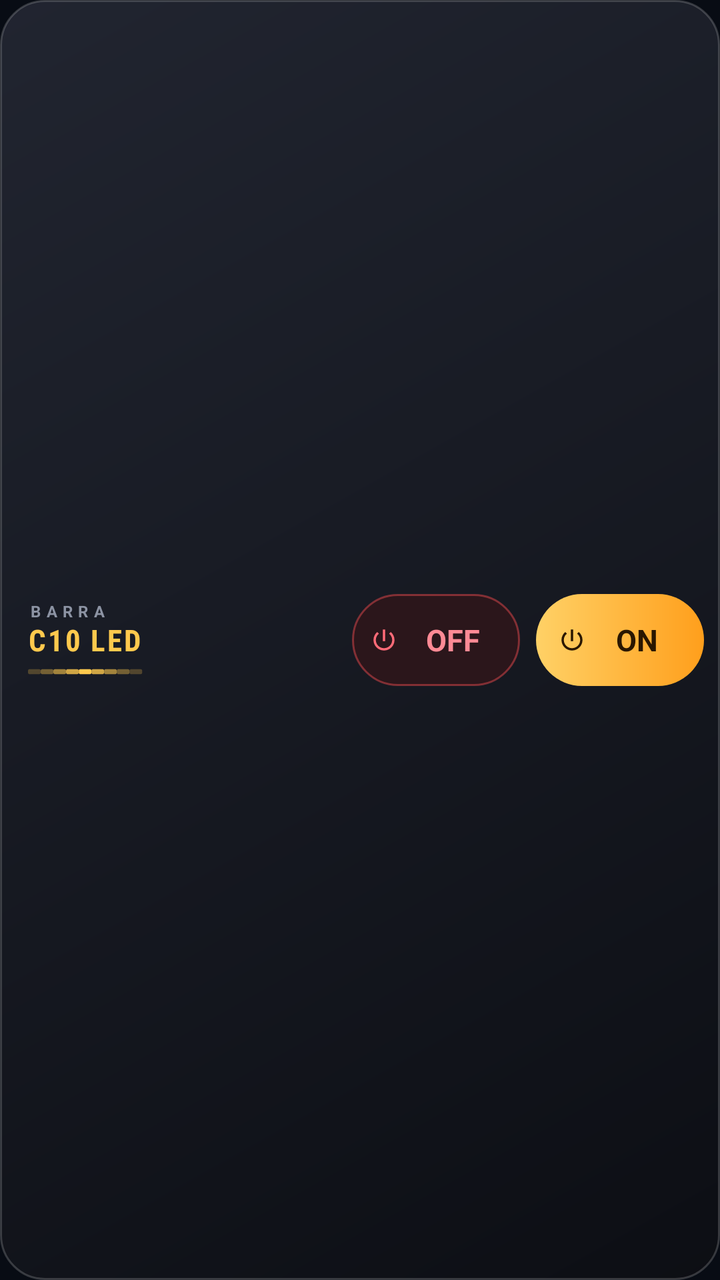
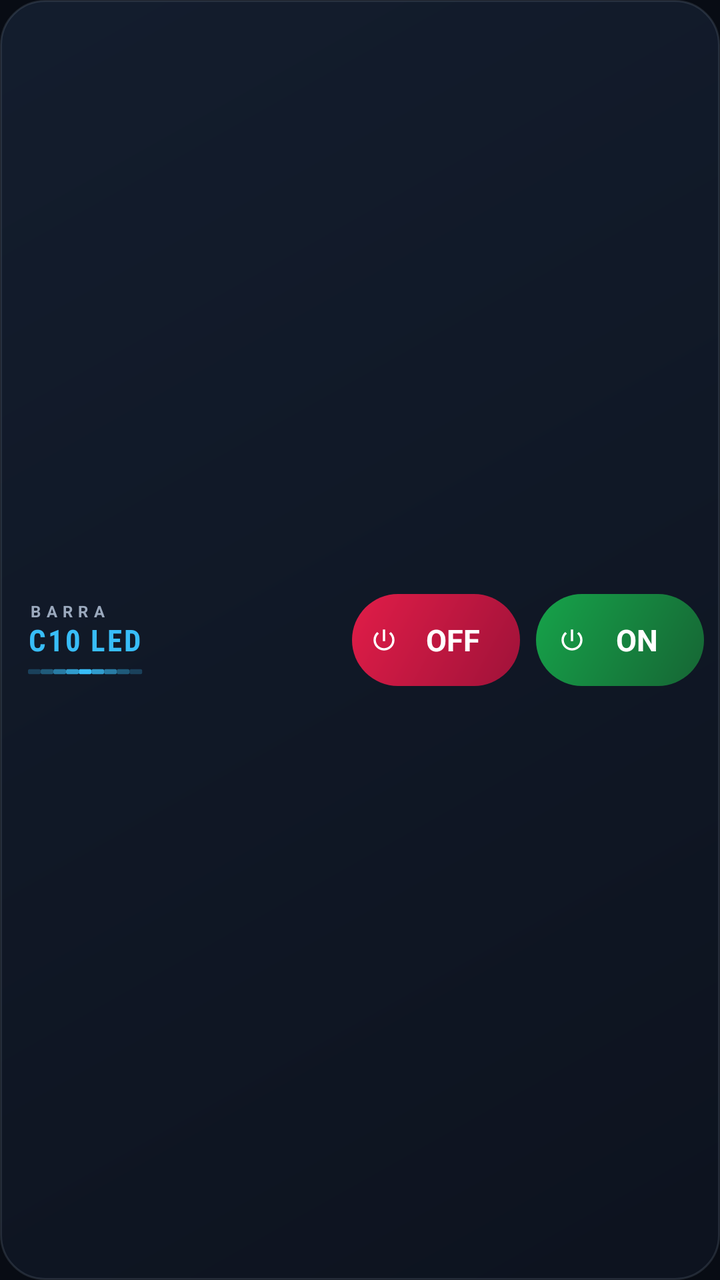

The first picture is an Android layout as it rendered before a commit; the second is the same layout after the commit. The layout source and the unified diff follow.
<!-- AndroidManifest.xml: application theme Theme.C10Led -->
<!-- res/layout/widget_c10.xml -->
<?xml version="1.0" encoding="utf-8"?>
<LinearLayout xmlns:android="http://schemas.android.com/apk/res/android"
    android:layout_width="match_parent"
    android:layout_height="match_parent"
    android:orientation="horizontal"
    android:gravity="center_vertical"
    android:background="@drawable/w_bg_fondo"
    android:paddingStart="14dp"
    android:paddingEnd="8dp"
    android:paddingTop="6dp"
    android:paddingBottom="6dp">

    <LinearLayout
        android:layout_width="0dp"
        android:layout_height="wrap_content"
        android:layout_weight="1"
        android:orientation="vertical">

        <TextView
            android:layout_width="wrap_content"
            android:layout_height="wrap_content"
            android:text="BARRA"
            android:textColor="#8C93A3"
            android:textSize="8sp"
            android:textStyle="bold"
            android:letterSpacing="0.35"
            android:includeFontPadding="false" />

        <TextView
            android:layout_width="wrap_content"
            android:layout_height="wrap_content"
            android:text="C10 LED"
            android:textColor="#FFC94D"
            android:textSize="15sp"
            android:textStyle="bold"
            android:fontFamily="sans-serif-condensed"
            android:letterSpacing="0.06"
            android:includeFontPadding="false"
            android:layout_marginTop="1dp" />

        <ImageView
            android:layout_width="58dp"
            android:layout_height="5dp"
            android:layout_marginTop="4dp"
            android:scaleType="fitXY"
            android:src="@drawable/w_tira_leds" />
    </LinearLayout>

    <TextView
        android:id="@+id/w_off"
        android:layout_width="84dp"
        android:layout_height="46dp"
        android:layout_marginEnd="8dp"
        android:background="@drawable/w_bg_off"
        android:gravity="center"
        android:drawableStart="@drawable/w_ic_power_off"
        android:drawablePadding="4dp"
        android:paddingStart="9dp"
        android:paddingEnd="10dp"
        android:text="OFF"
        android:textColor="#FF8A95"
        android:textSize="15sp"
        android:textStyle="bold" />

    <TextView
        android:id="@+id/w_on"
        android:layout_width="84dp"
        android:layout_height="46dp"
        android:background="@drawable/w_bg_on"
        android:gravity="center"
        android:drawableStart="@drawable/w_ic_power_on"
        android:drawablePadding="4dp"
        android:paddingStart="11dp"
        android:paddingEnd="12dp"
        android:text="ON"
        android:textColor="#2A1700"
        android:textSize="15sp"
        android:textStyle="bold" />
</LinearLayout>
<!-- resources referenced by this layout -->
<resources>
  <!-- drawable w_bg_fondo (drawable) -->
  <?xml version="1.0" encoding="utf-8"?>
  <shape xmlns:android="http://schemas.android.com/apk/res/android" android:shape="rectangle">
      <gradient android:angle="315" android:startColor="#F0222631" android:endColor="#F00C0E13" />
      <stroke android:width="1dp" android:color="#2EFFFFFF" />
      <corners android:radius="22dp" />
  </shape>
  <!-- drawable w_bg_off (drawable) -->
  <?xml version="1.0" encoding="utf-8"?>
  <shape xmlns:android="http://schemas.android.com/apk/res/android" android:shape="rectangle">
      <solid android:color="#2B161B" />
      <stroke android:width="1dp" android:color="#80E5484D" />
      <corners android:radius="23dp" />
  </shape>
  <!-- drawable w_bg_on (drawable) -->
  <?xml version="1.0" encoding="utf-8"?>
  <shape xmlns:android="http://schemas.android.com/apk/res/android" android:shape="rectangle">
      <gradient android:angle="0" android:startColor="#FFD166" android:endColor="#FF9F1C" />
      <corners android:radius="23dp" />
  </shape>
  <!-- drawable w_ic_power_off (drawable) -->
  <?xml version="1.0" encoding="utf-8"?>
  <vector xmlns:android="http://schemas.android.com/apk/res/android"
      android:width="14dp" android:height="14dp"
      android:viewportWidth="24" android:viewportHeight="24">
      <path android:fillColor="#FF6B78" android:pathData="M13,3h-2v10h2L13,3zM17.83,5.17l-1.42,1.42C17.99,7.86 19,9.81 19,12c0,3.87 -3.13,7 -7,7s-7,-3.13 -7,-7c0,-2.19 1.01,-4.14 2.58,-5.42L6.17,5.17C4.23,6.82 3,9.26 3,12c0,4.97 4.03,9 9,9s9,-4.03 9,-9c0,-2.74 -1.23,-5.18 -3.17,-6.83z" />
  </vector>
  <!-- drawable w_ic_power_on (drawable) -->
  <?xml version="1.0" encoding="utf-8"?>
  <vector xmlns:android="http://schemas.android.com/apk/res/android"
      android:width="14dp" android:height="14dp"
      android:viewportWidth="24" android:viewportHeight="24">
      <path android:fillColor="#2A1700" android:pathData="M13,3h-2v10h2L13,3zM17.83,5.17l-1.42,1.42C17.99,7.86 19,9.81 19,12c0,3.87 -3.13,7 -7,7s-7,-3.13 -7,-7c0,-2.19 1.01,-4.14 2.58,-5.42L6.17,5.17C4.23,6.82 3,9.26 3,12c0,4.97 4.03,9 9,9s9,-4.03 9,-9c0,-2.74 -1.23,-5.18 -3.17,-6.83z" />
  </vector>
  <!-- drawable w_tira_leds (drawable) -->
  <?xml version="1.0" encoding="utf-8"?>
  <vector xmlns:android="http://schemas.android.com/apk/res/android"
      android:width="64dp" android:height="6dp"
      android:viewportWidth="64" android:viewportHeight="6">
      <path android:fillColor="#40FFC94D" android:pathData="M1,1.5h5a1,1 0,0 1,1,1v1a1,1 0,0 1,-1,1h-5a1,1 0,0 1,-1,-1v-1a1,1 0,0 1,1,-1z" />
      <path android:fillColor="#66FFC94D" android:pathData="M8,1.5h5a1,1 0,0 1,1,1v1a1,1 0,0 1,-1,1h-5a1,1 0,0 1,-1,-1v-1a1,1 0,0 1,1,-1z" />
      <path android:fillColor="#99FFC94D" android:pathData="M15,1.5h5a1,1 0,0 1,1,1v1a1,1 0,0 1,-1,1h-5a1,1 0,0 1,-1,-1v-1a1,1 0,0 1,1,-1z" />
      <path android:fillColor="#CCFFC94D" android:pathData="M22,1.5h5a1,1 0,0 1,1,1v1a1,1 0,0 1,-1,1h-5a1,1 0,0 1,-1,-1v-1a1,1 0,0 1,1,-1z" />
      <path android:fillColor="#FFFFC94D" android:pathData="M29,1.5h5a1,1 0,0 1,1,1v1a1,1 0,0 1,-1,1h-5a1,1 0,0 1,-1,-1v-1a1,1 0,0 1,1,-1z" />
      <path android:fillColor="#CCFFC94D" android:pathData="M36,1.5h5a1,1 0,0 1,1,1v1a1,1 0,0 1,-1,1h-5a1,1 0,0 1,-1,-1v-1a1,1 0,0 1,1,-1z" />
      <path android:fillColor="#99FFC94D" android:pathData="M43,1.5h5a1,1 0,0 1,1,1v1a1,1 0,0 1,-1,1h-5a1,1 0,0 1,-1,-1v-1a1,1 0,0 1,1,-1z" />
      <path android:fillColor="#66FFC94D" android:pathData="M50,1.5h5a1,1 0,0 1,1,1v1a1,1 0,0 1,-1,1h-5a1,1 0,0 1,-1,-1v-1a1,1 0,0 1,1,-1z" />
      <path android:fillColor="#40FFC94D" android:pathData="M57,1.5h5a1,1 0,0 1,1,1v1a1,1 0,0 1,-1,1h-5a1,1 0,0 1,-1,-1v-1a1,1 0,0 1,1,-1z" />
  </vector>
  <style name="Theme.C10Led" parent="android:Theme.Material.NoActionBar">
          <item name="android:statusBarColor">#080C14</item>
          <item name="android:navigationBarColor">#080C14</item>
          <item name="android:windowBackground">#080C14</item>
      </style>
</resources>

<!-- the commit's change to res/layout/widget_c10.xml (unified diff, before → after) -->
@@ -20,7 +20,7 @@
             android:layout_width="wrap_content"
             android:layout_height="wrap_content"
             android:text="BARRA"
-            android:textColor="#8C93A3"
+            android:textColor="#9BA9BD"
             android:textSize="8sp"
             android:textStyle="bold"
             android:letterSpacing="0.35"
@@ -30,7 +30,7 @@
             android:layout_width="wrap_content"
             android:layout_height="wrap_content"
             android:text="C10 LED"
-            android:textColor="#FFC94D"
+            android:textColor="#38BDF8"
             android:textSize="15sp"
             android:textStyle="bold"
             android:fontFamily="sans-serif-condensed"
@@ -58,7 +58,7 @@
         android:paddingStart="9dp"
         android:paddingEnd="10dp"
         android:text="OFF"
-        android:textColor="#FF8A95"
+        android:textColor="#FFFFFF"
         android:textSize="15sp"
         android:textStyle="bold" />
 
@@ -73,7 +73,7 @@
         android:paddingStart="11dp"
         android:paddingEnd="12dp"
         android:text="ON"
-        android:textColor="#2A1700"
+        android:textColor="#FFFFFF"
         android:textSize="15sp"
         android:textStyle="bold" />
 </LinearLayout>
<!-- resource entries referenced after the edit -->
@@ -3,21 +3,20 @@
   <!-- drawable w_bg_fondo (drawable) -->
   <?xml version="1.0" encoding="utf-8"?>
   <shape xmlns:android="http://schemas.android.com/apk/res/android" android:shape="rectangle">
-      <gradient android:angle="315" android:startColor="#F0222631" android:endColor="#F00C0E13" />
-      <stroke android:width="1dp" android:color="#2EFFFFFF" />
+      <gradient android:angle="315" android:startColor="#F7131D2E" android:endColor="#FA0C121E" />
+      <stroke android:width="1dp" android:color="#2B94A3B8" />
       <corners android:radius="22dp" />
   </shape>
   <!-- drawable w_bg_off (drawable) -->
   <?xml version="1.0" encoding="utf-8"?>
   <shape xmlns:android="http://schemas.android.com/apk/res/android" android:shape="rectangle">
-      <solid android:color="#2B161B" />
-      <stroke android:width="1dp" android:color="#80E5484D" />
+      <gradient android:angle="315" android:startColor="#E11D48" android:endColor="#9F1239" />
       <corners android:radius="23dp" />
   </shape>
   <!-- drawable w_bg_on (drawable) -->
   <?xml version="1.0" encoding="utf-8"?>
   <shape xmlns:android="http://schemas.android.com/apk/res/android" android:shape="rectangle">
-      <gradient android:angle="0" android:startColor="#FFD166" android:endColor="#FF9F1C" />
+      <gradient android:angle="315" android:startColor="#16A34A" android:endColor="#166534" />
       <corners android:radius="23dp" />
   </shape>
   <!-- drawable w_ic_power_off (drawable) -->
@@ -25,29 +24,29 @@
   <vector xmlns:android="http://schemas.android.com/apk/res/android"
       android:width="14dp" android:height="14dp"
       android:viewportWidth="24" android:viewportHeight="24">
-      <path android:fillColor="#FF6B78" android:pathData="M13,3h-2v10h2L13,3zM17.83,5.17l-1.42,1.42C17.99,7.86 19,9.81 19,12c0,3.87 -3.13,7 -7,7s-7,-3.13 -7,-7c0,-2.19 1.01,-4.14 2.58,-5.42L6.17,5.17C4.23,6.82 3,9.26 3,12c0,4.97 4.03,9 9,9s9,-4.03 9,-9c0,-2.74 -1.23,-5.18 -3.17,-6.83z" />
+      <path android:fillColor="#FFFFFF" android:pathData="M13,3h-2v10h2L13,3zM17.83,5.17l-1.42,1.42C17.99,7.86 19,9.81 19,12c0,3.87 -3.13,7 -7,7s-7,-3.13 -7,-7c0,-2.19 1.01,-4.14 2.58,-5.42L6.17,5.17C4.23,6.82 3,9.26 3,12c0,4.97 4.03,9 9,9s9,-4.03 9,-9c0,-2.74 -1.23,-5.18 -3.17,-6.83z" />
   </vector>
   <!-- drawable w_ic_power_on (drawable) -->
   <?xml version="1.0" encoding="utf-8"?>
   <vector xmlns:android="http://schemas.android.com/apk/res/android"
       android:width="14dp" android:height="14dp"
       android:viewportWidth="24" android:viewportHeight="24">
-      <path android:fillColor="#2A1700" android:pathData="M13,3h-2v10h2L13,3zM17.83,5.17l-1.42,1.42C17.99,7.86 19,9.81 19,12c0,3.87 -3.13,7 -7,7s-7,-3.13 -7,-7c0,-2.19 1.01,-4.14 2.58,-5.42L6.17,5.17C4.23,6.82 3,9.26 3,12c0,4.97 4.03,9 9,9s9,-4.03 9,-9c0,-2.74 -1.23,-5.18 -3.17,-6.83z" />
+      <path android:fillColor="#FFFFFF" android:pathData="M13,3h-2v10h2L13,3zM17.83,5.17l-1.42,1.42C17.99,7.86 19,9.81 19,12c0,3.87 -3.13,7 -7,7s-7,-3.13 -7,-7c0,-2.19 1.01,-4.14 2.58,-5.42L6.17,5.17C4.23,6.82 3,9.26 3,12c0,4.97 4.03,9 9,9s9,-4.03 9,-9c0,-2.74 -1.23,-5.18 -3.17,-6.83z" />
   </vector>
   <!-- drawable w_tira_leds (drawable) -->
   <?xml version="1.0" encoding="utf-8"?>
   <vector xmlns:android="http://schemas.android.com/apk/res/android"
       android:width="64dp" android:height="6dp"
       android:viewportWidth="64" android:viewportHeight="6">
-      <path android:fillColor="#40FFC94D" android:pathData="M1,1.5h5a1,1 0,0 1,1,1v1a1,1 0,0 1,-1,1h-5a1,1 0,0 1,-1,-1v-1a1,1 0,0 1,1,-1z" />
-      <path android:fillColor="#66FFC94D" android:pathData="M8,1.5h5a1,1 0,0 1,1,1v1a1,1 0,0 1,-1,1h-5a1,1 0,0 1,-1,-1v-1a1,1 0,0 1,1,-1z" />
-      <path android:fillColor="#99FFC94D" android:pathData="M15,1.5h5a1,1 0,0 1,1,1v1a1,1 0,0 1,-1,1h-5a1,1 0,0 1,-1,-1v-1a1,1 0,0 1,1,-1z" />
-      <path android:fillColor="#CCFFC94D" android:pathData="M22,1.5h5a1,1 0,0 1,1,1v1a1,1 0,0 1,-1,1h-5a1,1 0,0 1,-1,-1v-1a1,1 0,0 1,1,-1z" />
-      <path android:fillColor="#FFFFC94D" android:pathData="M29,1.5h5a1,1 0,0 1,1,1v1a1,1 0,0 1,-1,1h-5a1,1 0,0 1,-1,-1v-1a1,1 0,0 1,1,-1z" />
-      <path android:fillColor="#CCFFC94D" android:pathData="M36,1.5h5a1,1 0,0 1,1,1v1a1,1 0,0 1,-1,1h-5a1,1 0,0 1,-1,-1v-1a1,1 0,0 1,1,-1z" />
-      <path android:fillColor="#99FFC94D" android:pathData="M43,1.5h5a1,1 0,0 1,1,1v1a1,1 0,0 1,-1,1h-5a1,1 0,0 1,-1,-1v-1a1,1 0,0 1,1,-1z" />
-      <path android:fillColor="#66FFC94D" android:pathData="M50,1.5h5a1,1 0,0 1,1,1v1a1,1 0,0 1,-1,1h-5a1,1 0,0 1,-1,-1v-1a1,1 0,0 1,1,-1z" />
-      <path android:fillColor="#40FFC94D" android:pathData="M57,1.5h5a1,1 0,0 1,1,1v1a1,1 0,0 1,-1,1h-5a1,1 0,0 1,-1,-1v-1a1,1 0,0 1,1,-1z" />
+      <path android:fillColor="#4038BDF8" android:pathData="M1,1.5h5a1,1 0,0 1,1,1v1a1,1 0,0 1,-1,1h-5a1,1 0,0 1,-1,-1v-1a1,1 0,0 1,1,-1z" />
+      <path android:fillColor="#6638BDF8" android:pathData="M8,1.5h5a1,1 0,0 1,1,1v1a1,1 0,0 1,-1,1h-5a1,1 0,0 1,-1,-1v-1a1,1 0,0 1,1,-1z" />
+      <path android:fillColor="#9938BDF8" android:pathData="M15,1.5h5a1,1 0,0 1,1,1v1a1,1 0,0 1,-1,1h-5a1,1 0,0 1,-1,-1v-1a1,1 0,0 1,1,-1z" />
+      <path android:fillColor="#CC38BDF8" android:pathData="M22,1.5h5a1,1 0,0 1,1,1v1a1,1 0,0 1,-1,1h-5a1,1 0,0 1,-1,-1v-1a1,1 0,0 1,1,-1z" />
+      <path android:fillColor="#FF38BDF8" android:pathData="M29,1.5h5a1,1 0,0 1,1,1v1a1,1 0,0 1,-1,1h-5a1,1 0,0 1,-1,-1v-1a1,1 0,0 1,1,-1z" />
+      <path android:fillColor="#CC38BDF8" android:pathData="M36,1.5h5a1,1 0,0 1,1,1v1a1,1 0,0 1,-1,1h-5a1,1 0,0 1,-1,-1v-1a1,1 0,0 1,1,-1z" />
+      <path android:fillColor="#9938BDF8" android:pathData="M43,1.5h5a1,1 0,0 1,1,1v1a1,1 0,0 1,-1,1h-5a1,1 0,0 1,-1,-1v-1a1,1 0,0 1,1,-1z" />
+      <path android:fillColor="#6638BDF8" android:pathData="M50,1.5h5a1,1 0,0 1,1,1v1a1,1 0,0 1,-1,1h-5a1,1 0,0 1,-1,-1v-1a1,1 0,0 1,1,-1z" />
+      <path android:fillColor="#4038BDF8" android:pathData="M57,1.5h5a1,1 0,0 1,1,1v1a1,1 0,0 1,-1,1h-5a1,1 0,0 1,-1,-1v-1a1,1 0,0 1,1,-1z" />
   </vector>
   <style name="Theme.C10Led" parent="android:Theme.Material.NoActionBar">
           <item name="android:statusBarColor">#080C14</item>
